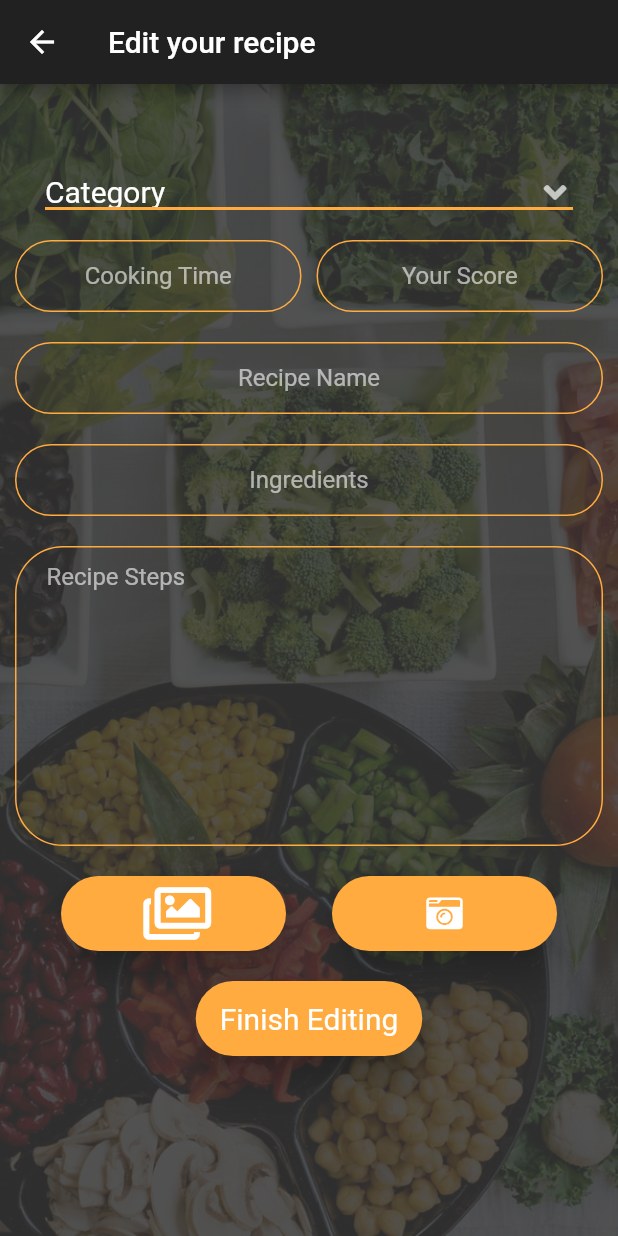
After one commit to TIRILI88/dart_mondayCooks, a Flutter app: the EditPage screen opened directly, after a tap on "Finish Editing", on a phone screen of 412 x 824 dp. The commit adds this screen. Run offline on Flutter 3.47's test engine with Material 2 defaults, Android fonts, the phone set to English and light mode, and no system bars; our stand-ins replace cloud_firestore, firebase_auth, firebase_core, firebase_storage, font_awesome_flutter, image_picker and 2 more; accounts and stored records are empty; network calls fail.

Commit message:
Refactor FuturImageBuilder, creating Editing View

```diff
--- a/lib/classes/category_class.dart
+++ b/lib/classes/category_class.dart
@@ -2,7 +2,8 @@
 class Category {
 
   String category;
+  bool isActive;
 
-  Category(this.category);
+  Category(this.category, this.isActive);
 
 }
--- a/lib/components/recipe_image.dart
+++ b/lib/components/recipe_image.dart
@@ -28,8 +28,9 @@ class RecipeImageWidget extends StatelessWidget {
               if (snapshot.connectionState == ConnectionState.waiting) {
                 return Center(
                   child: Container(
-                    width: MediaQuery.of(context).size.width / 0.8,
-                    height: MediaQuery.of(context).size.width * 0.33,
+                    alignment: Alignment.center,
+                    width: 100, //MediaQuery.of(context).size.width / 0.8,
+                    height: 100, //MediaQuery.of(context).size.width * 0.33,
                     child: CircularProgressIndicator(
                     ),
                   ),
--- a/lib/database.dart
+++ b/lib/database.dart
@@ -95,7 +95,7 @@ class DataBaseService {
     final categoryData = await _firestore.collection('categories').get();
     List<Category> categoriesList = [];
     for(var category in categoryData.docs) {
-      Category categoryObj = Category(category['category']);
+      Category categoryObj = Category(category['category'], false);
       categoriesList.add(categoryObj);
     }
     categoriesList.sort((a, b) {return a.category.compareTo(b.category);});
@@ -127,10 +127,22 @@ class DataBaseService {
     }
   }
 
-  addToFavorites(document, userID) {
-    print('addToFavorites called. DocID: $document');
-    _firestore.collection('recipes').doc(document).update({
+  addToFavorites(document, userID) async {
+    await _firestore.collection('recipes').doc(document).update({
       'favorite': userID,
+    });
+    getRecipes();
+  }
+
+  Future editRecipe(context, docID, category, recipeName, imageURL, ingredients, cookTime, recipeScore, recipeText) async {
+    await _firestore.collection('recipes').doc(docID).update({
+      'category': 'All, $category',
+      'recipeName': recipeName,
+      'imageURL': imageURL,
+      'ingredients': ingredients,
+      'cookTime': cookTime,
+      'recipeScore': recipeScore,
+      'recipeText': recipeText,
     });
     getRecipes();
   }
--- /dev/null
+++ b/lib/screens/edit_page.dart
@@ -0,0 +1,267 @@
+import 'package:flutter/material.dart';
+import 'package:flutter/rendering.dart';
+import 'package:font_awesome_flutter/font_awesome_flutter.dart';
+import 'package:monday_cooks/constants.dart';
+import 'package:image_picker/image_picker.dart';
+import 'package:modal_progress_hud/modal_progress_hud.dart';
+import 'package:firebase_auth/firebase_auth.dart';
+import 'package:monday_cooks/components/dialog_box.dart';
+import 'package:monday_cooks/database.dart';
+import 'package:monday_cooks/classes/recipe_class.dart';
+import 'dart:io';
+
+
+class EditPage extends StatefulWidget {
+
+  @override
+  _EditPageState createState() => _EditPageState();
+}
+
+class _EditPageState extends State<EditPage> {
+  // EditPage({this.recipes});
+
+  List<Recipe> recipe;
+  String category;
+  String docID;
+  int cookTime;
+  double recipeScore;
+  String recipeName;
+  String imageURL;
+  String ingredients;
+  String recipeText;
+  String dropdownValue = 'Category';
+
+
+  final _auth = FirebaseAuth.instance;
+  File _image;
+  bool showSpinner = false;
+
+  Future getImage(source) async {
+    final pickedFile = await ImagePicker.pickImage(source: source);
+    setState(() {
+      if (pickedFile != null) {
+        _image = File(pickedFile.path);
+      } else {
+        print('No image selected.');
+      }
+    });
+  }
+
+  final categoryTextController = TextEditingController(); //..text = 'Main Dish';
+  final recipeTextController = TextEditingController(); //..text = 'Tomatoes';
+  final ingredientTextController = TextEditingController();
+  final cookTimeTextController = TextEditingController();
+  final scoreTextController = TextEditingController();
+  final recipeTextTextController = TextEditingController();
+
+  @override
+  Widget build(BuildContext context) {
+    return GestureDetector(
+      onTap: () {
+        FocusScopeNode currentFocus = FocusScope.of(context);
+        if(!currentFocus.hasPrimaryFocus && currentFocus.focusedChild != null) {
+          FocusManager.instance.primaryFocus.unfocus();
+        }
+      },
+      child: Scaffold(
+        appBar: AppBar(
+          title: Text('Edit your recipe'),
+        ),
+        resizeToAvoidBottomInset: true,
+        body: ModalProgressHUD(
+          inAsyncCall: showSpinner,
+          child: Container(
+            height: double.infinity,
+            decoration: BoxDecoration(
+                image: DecorationImage(
+                  image: AssetImage('images/default_recipe.jpeg'),
+                  fit: BoxFit.cover,
+                )
+            ),
+            child: Container(
+              decoration: BoxDecoration(
+                  color: kColorContainer.withOpacity(0.85)
+              ),
+              child: SingleChildScrollView(
+                child: Column(
+                  children: [
+                    SizedBox(height: 50),
+                    // Category Dropdown
+                    Padding(
+                      padding: EdgeInsets.symmetric(horizontal: 30, vertical: 10),
+                      child: DropdownButton<String>(
+                        isExpanded: true,
+                        isDense: true,
+                        value: dropdownValue,
+                        icon: Icon(FontAwesomeIcons.angleDown),
+                        iconSize: 24,
+                        elevation: 16,
+                        style: TextStyle(
+                          fontSize: 20,
+                          color: Colors.white,
+                        ),
+                        underline: Container(
+                            height: 2,
+                            color: Colors.orangeAccent
+                        ),
+                        onChanged: (String newValue) {
+                          setState(() {
+                            dropdownValue = newValue;
+                          });
+                        },
+                        items: <String>['Category', 'Main Dish', 'Dessert', 'Appetizer', 'Salad']
+                            .map<DropdownMenuItem<String>>((String value) {
+                          return DropdownMenuItem<String>(
+                              value: value,
+                              child: Text(value));
+                        }).toList(),
+                      ),
+                    ),
+                    // Row: Cooking Time + Score
+                    Padding(
+                      padding: EdgeInsets.all(10.0),
+                      child: Row(
+                        children: [
+                          Flexible(
+                            child: TextField(
+                              controller: cookTimeTextController,
+                              keyboardType: TextInputType.numberWithOptions(signed: false, decimal: false),
+                              textAlign: TextAlign.center,
+                              decoration: kTextFieldDecoration.copyWith(hintText: 'Cooking Time'),
+                              onChanged: (cookTimeValue) {
+                                cookTime = int.parse(cookTimeValue);
+                              },
+                            ),
+                          ),
+                          SizedBox(width: 10.0),
+                          Flexible(
+                            child: TextField(
+                              controller: scoreTextController,
+                              keyboardType: TextInputType.numberWithOptions(signed: false, decimal: true),
+                              textAlign: TextAlign.center,
+                              decoration: kTextFieldDecoration.copyWith(hintText: 'Your Score'),
+                              onChanged: (scoreValue) {
+                                recipeScore = double.parse(scoreValue);
+                              },
+                            ),
+                          ),
+                        ],
+                      ),
+                    ),
+                    // Recipe Name Text
+                    Padding(
+                      padding: EdgeInsets.all(10.0),
+                      child: TextField(
+                        controller: recipeTextController,
+                        textAlign: TextAlign.center,
+                        decoration: kTextFieldDecoration.copyWith(hintText: 'Recipe Name'),
+                        onChanged: (recipeValue) {
+                          recipeName = recipeValue;
+                        },
+                      ),
+                    ),
+                    // Ingredients Text
+                    Padding(
+                      padding: EdgeInsets.all(10.0),
+                      child: TextField(
+                        controller: ingredientTextController,
+                        textAlign: TextAlign.center,
+                        decoration: kTextFieldDecoration.copyWith(hintText: 'Ingredients'),
+                        onChanged: (ingredientValue) {
+                          ingredients = ingredientValue;
+                        },
+                      ),
+                    ),
+
+                    // Recipe Step Text
+                    Padding(
+                      padding: EdgeInsets.all(10.0),
+                      child: Container(
+                        decoration: BoxDecoration(
+                            border: Border.all(
+                                color: Colors.orangeAccent),
+                            borderRadius: BorderRadius.all(Radius.circular(32.0))
+                        ),
+                        height: 200.0,
+                        child: TextField(
+                          maxLines: 10,
+                          textAlign: TextAlign.left,
+                          decoration: InputDecoration(
+                            hintText: 'Recipe Steps',
+                            border: InputBorder.none,
+                            focusedBorder: InputBorder.none,
+                            enabledBorder: InputBorder.none,
+                            contentPadding:
+                            EdgeInsets.symmetric(vertical: 10.0, horizontal: 20.0),
+                          ),
+                          onChanged: (recipeTextValue) {
+                            recipeText = recipeTextValue;
+                          },
+                        ),
+                      ),
+                    ),
+
+                    //Row camera Buttons
+                    Padding(
+                      padding: EdgeInsets.all(10.0),
+                      child: Row(
+                          mainAxisAlignment: MainAxisAlignment.spaceEvenly,
+                          children: [
+                            //Gallery Button
+                            ElevatedButton(
+                                style: kElevatedButtonStyle,
+                                child: Icon(FontAwesomeIcons.images,
+                                  size: 40,),
+                                onPressed: (){
+                                  getImage(ImageSource.gallery);
+                                }),
+                            // Camera Button
+                            ElevatedButton(
+                                style: kElevatedButtonStyle,
+                                child: Icon(FontAwesomeIcons.cameraRetro),
+                                onPressed: (){
+                                  getImage(ImageSource.gallery);
+                                }),
+                          ]),
+                    ),
+                    // Upload Button
+                    Padding(
+                      padding: EdgeInsets.all(10.0),
+                      child: ElevatedButton(
+                          style: kElevatedButtonStyle,
+                          child: Text('Finish Editing'),
+                          onPressed: () async {
+                            setState(() {
+                              showSpinner = true;
+                            });
+                            try {
+                              if (_auth.currentUser != null) {
+                                await DataBaseService().editRecipe(context, docID, dropdownValue, recipeName, ingredients, _image,
+                                    cookTime, recipeScore, recipeText);
+                              }
+                            }
+                            catch (e) {
+                              DialogAlert(message: e.toString());
+                            }
+                            categoryTextController.clear();
+                            recipeTextController.clear();
+                            ingredientTextController.clear();
+                            scoreTextController.clear();
+                            cookTimeTextController.clear();
+                            recipeTextController.clear();
+                            setState(() {
+                              showSpinner = false;
+                              dropdownValue = 'Category';
+                            });
+                          }),
+                    )
+                  ],
+                ),
+              ),
+            ),
+          ),
+        ),
+      ),
+    );
+  }
+}
--- a/lib/screens/recipe_page.dart
+++ b/lib/screens/recipe_page.dart
@@ -2,8 +2,6 @@ import 'package:flutter/material.dart';
 import 'package:font_awesome_flutter/font_awesome_flutter.dart';
 import 'package:monday_cooks/constants.dart';
 import 'package:monday_cooks/components/recipe_image.dart';
-import 'package:monday_cooks/database.dart';
-import 'package:monday_cooks/navigation/tab_navigation.dart';
 import 'package:sliding_up_panel/sliding_up_panel.dart';
 import 'package:monday_cooks/components/tab_widget.dart';
 import 'package:monday_cooks/classes/recipe_class.dart';
--- a/lib/screens/test_recipe_page.dart
+++ b/lib/screens/test_recipe_page.dart
@@ -1,3 +1,4 @@
+
 import 'package:flutter/material.dart';
 import 'package:monday_cooks/constants.dart';
 import 'package:monday_cooks/components/recipe_image.dart';
@@ -5,6 +6,7 @@ import 'package:sliding_up_panel/sliding_up_panel.dart';
 import 'package:monday_cooks/classes/recipe_class.dart';
 import 'package:monday_cooks/database.dart';
 import 'package:firebase_auth/firebase_auth.dart';
+import 'package:monday_cooks/screens/edit_page.dart';
 
 ///TODO Refactor to RecipePage - Delete original RecipePage
 class TestRecipePage extends StatelessWidget {
@@ -24,6 +26,17 @@ class TestRecipePage extends StatelessWidget {
         appBar: AppBar(
           title: Text(recipe.recipeName),
           actions: [
+            ///TODO Decision: Edit TextButton - Appbar Icon
+            ((_auth.currentUser.uid == recipe.userID)
+                ? IconButton(
+                  iconSize: 30,
+                  icon: Icon(Icons.settings),
+                  onPressed: () {
+                    Navigator.push(context,
+                    MaterialPageRoute(builder: (context) => EditPage()));
+                  },) ///TODO Create edit function
+                : Container()
+            ),
             Padding(
                 padding: EdgeInsets.only(right: 20.0),
                 child: IconButton(
@@ -39,12 +52,21 @@ class TestRecipePage extends StatelessWidget {
             children: [
               Column(
                 children: [
+                 /*
+                  ((_auth.currentUser.uid == recipe.userID)
+                      ? TextButton(
+                        onPressed: () {},
+                        child: Text('Edit'))
+                      : Container()
+                  ),
+                  */
                   // Recipe Picture
                   Padding(
                     padding: const EdgeInsets.symmetric(vertical: 5.0, horizontal: 15.0),
                     child: ClipRRect(
                       borderRadius: BorderRadius.all(Radius.circular(20.0)),
-                        child: RecipeImageWidget(imageName: recipe.recipeURL)),
+                        child: RecipeImageWidget(imageName: recipe.recipeURL),
+                    ),
                   ),
                   //Stars Field
                   Padding(
```
Also changed, not shown: lib/components/dialog_box.dart (+5 -5 lines), lib/components/dish_container.dart (+14 -18 lines), lib/components/future_builder_images.dart (added, +39 -0 lines), lib/components/scroll_container.dart (+9 -34 lines), lib/screens/start_page.dart (+16 -4 lines), lib/screens/upload_page.dart (+19 -3 lines), lib/screens/user_page.dart (+50 -31 lines).
